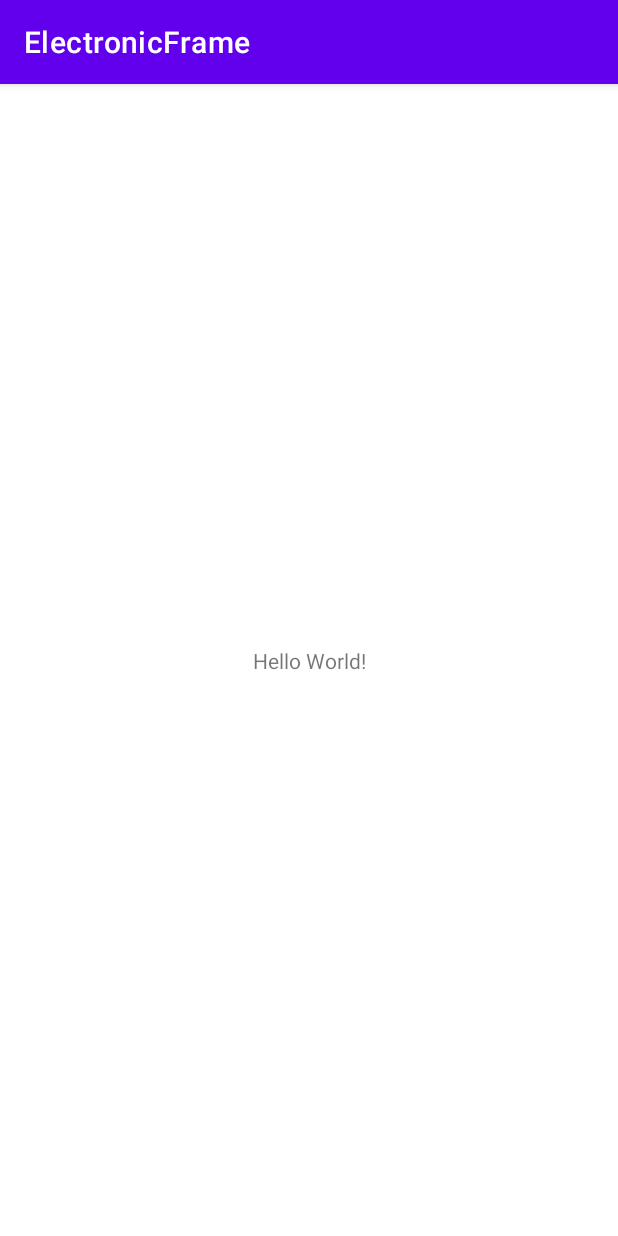
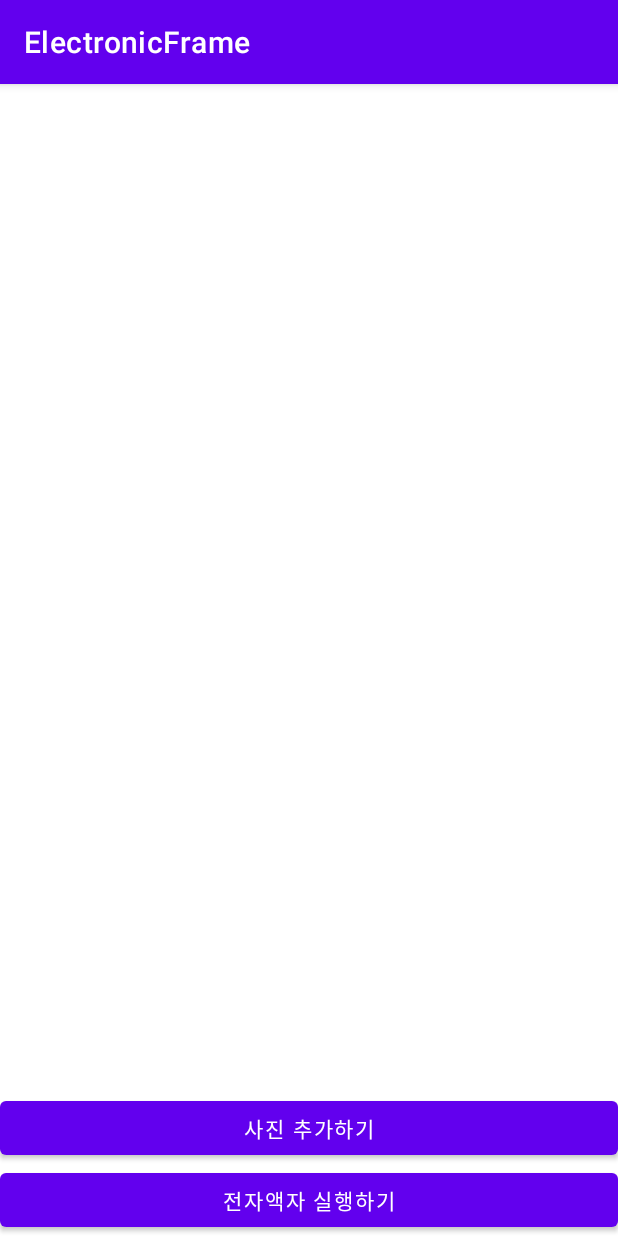
Before and after one commit to shshksh/fastcampus-android30, an Android app: the screen it shows after launch (MainActivity), on a phone screen of 412 x 824 dp. Run offline under Robolectric (Android 15) with nearby library versions, the phone set to English and light mode, and no system bars.

Commit message:
Basic - ElectronicFrame
메인 레이아웃 작성

```diff
--- a/basic/ElectronicFrame/app/src/main/res/layout/activity_main.xml
+++ b/basic/ElectronicFrame/app/src/main/res/layout/activity_main.xml
@@ -6,13 +6,23 @@
     android:layout_height="match_parent"
     tools:context=".MainActivity">
 
-    <TextView
-        android:layout_width="wrap_content"
+    <Button
+        android:id="@+id/btn_startPhotoFrameMode"
+        android:layout_width="0dp"
         android:layout_height="wrap_content"
-        android:text="Hello World!"
+        android:text="전자액자 실행하기"
         app:layout_constraintBottom_toBottomOf="parent"
-        app:layout_constraintLeft_toLeftOf="parent"
-        app:layout_constraintRight_toRightOf="parent"
-        app:layout_constraintTop_toTopOf="parent" />
+        app:layout_constraintEnd_toEndOf="parent"
+        app:layout_constraintStart_toStartOf="parent" />
+
+    <Button
+        android:id="@+id/btn_addPhoto"
+        android:layout_width="0dp"
+        android:layout_height="wrap_content"
+        android:text="사진 추가하기"
+        app:layout_constraintBottom_toBottomOf="parent"
+        app:layout_constraintBottom_toTopOf="@id/btn_startPhotoFrameMode"
+        app:layout_constraintEnd_toEndOf="parent"
+        app:layout_constraintStart_toStartOf="parent" />
 
 </androidx.constraintlayout.widget.ConstraintLayout>
```
